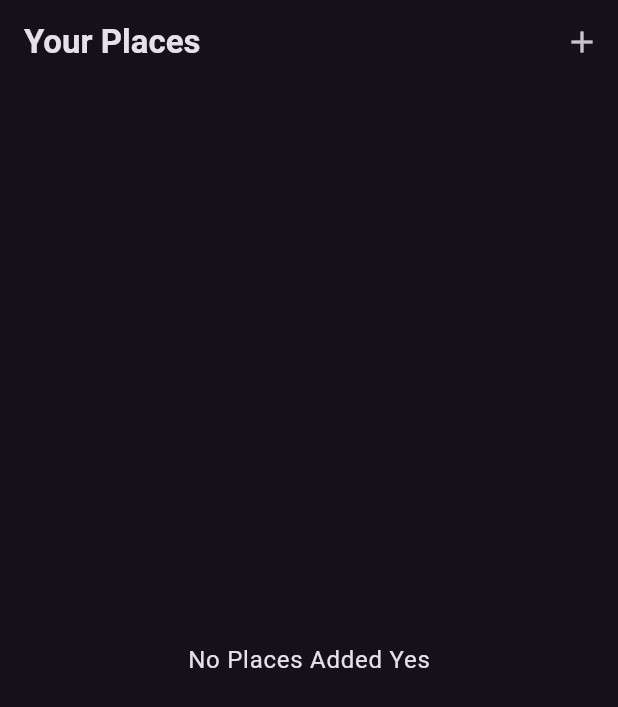
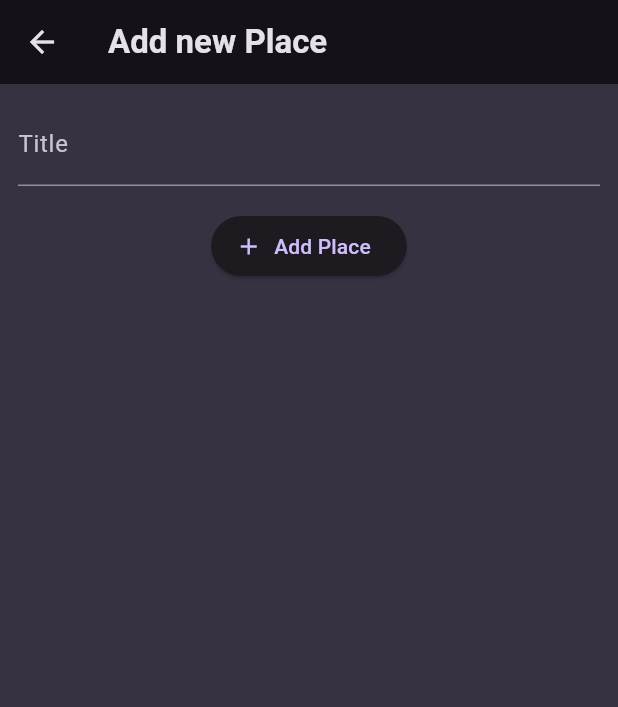
Before and after one commit to SaambPatil/favorite_places, a Flutter app: the screen it shows after launch, after a tap on the "add" icon, on a phone screen of 412 x 824 dp. Shown: the top 707 px of the screen. Run offline on Flutter 3.47's test engine with Material 3 defaults, Android fonts, the phone set to English and light mode, and no system bars; our stand-ins replace flutter_riverpod, google_fonts.

Commit message:
Added places list and add place logic

```diff
--- a/lib/main.dart
+++ b/lib/main.dart
@@ -1,9 +1,8 @@
-// ignore_for_file: deprecated_member_use
+import 'package:flutter/material.dart';
+import 'package:flutter_riverpod/flutter_riverpod.dart';
+import 'package:google_fonts/google_fonts.dart';
 
 import 'package:favorite_places/screens/places.dart';
-import 'package:flutter/material.dart';
-
-import 'package:google_fonts/google_fonts.dart';
 
 final colorScheme = ColorScheme.fromSeed(
   brightness: Brightness.dark,
@@ -11,11 +10,9 @@ final colorScheme = ColorScheme.fromSeed(
   background: const Color.fromARGB(255, 56, 49, 66),
 );
 
-
-
-
 final theme = ThemeData().copyWith(
-  scaffoldBackgroundColor: colorScheme.surface,
+  useMaterial3: true,
+  scaffoldBackgroundColor: colorScheme.background,
   colorScheme: colorScheme,
   textTheme: GoogleFonts.ubuntuCondensedTextTheme().copyWith(
     titleSmall: GoogleFonts.ubuntuCondensed(
@@ -32,7 +29,7 @@ final theme = ThemeData().copyWith(
 
 void main() {
   runApp(
-      const MyApp(),
+    const ProviderScope(child: MyApp()),
   );
 }
 
--- /dev/null
+++ b/lib/models/place.dart
@@ -0,0 +1,10 @@
+import 'package:uuid/uuid.dart';
+
+const uuid = Uuid();
+
+class Place {
+  Place({required this.title}) : id = uuid.v4();
+
+  final String id;
+  final String title;
+}
--- /dev/null
+++ b/lib/providers/user_places.dart
@@ -0,0 +1,17 @@
+import 'package:flutter_riverpod/flutter_riverpod.dart';
+
+import 'package:favorite_places/models/place.dart';
+
+class UserPlacesNotifier extends StateNotifier<List<Place>> {
+  UserPlacesNotifier() : super(const []);
+
+  void addPlace(String title) {
+    final newPlace = Place(title: title);
+    state = [newPlace, ...state];
+  }
+}
+
+final userPlacesProvider =
+    StateNotifierProvider<UserPlacesNotifier, List<Place>>(
+  (ref) => UserPlacesNotifier(),
+);
--- a/lib/screens/add_place.dart
+++ b/lib/screens/add_place.dart
@@ -0,0 +1,64 @@
+import 'package:flutter/material.dart';
+import 'package:flutter_riverpod/flutter_riverpod.dart';
+
+import 'package:favorite_places/providers/user_places.dart';
+
+class AddPlaceScreen extends ConsumerStatefulWidget {
+  const AddPlaceScreen({super.key});
+
+  @override
+  ConsumerState<AddPlaceScreen> createState() {
+    return _AddPlaceScreenState();
+  }
+}
+
+class _AddPlaceScreenState extends ConsumerState<AddPlaceScreen> {
+  final _titleController = TextEditingController();
+
+  void _savePlace() {
+    final enteredTitle = _titleController.text;
+
+    if (enteredTitle.isEmpty) {
+      return;
+    }
+
+    ref.read(userPlacesProvider.notifier).addPlace(enteredTitle);
+
+    Navigator.of(context).pop();
+  }
+
+  @override
+  void dispose() {
+    _titleController.dispose();
+    super.dispose();
+  }
+
+  @override
+  Widget build(BuildContext context) {
+    return Scaffold(
+      appBar: AppBar(
+        title: const Text('Add new Place'),
+      ),
+      body: SingleChildScrollView(
+        padding: const EdgeInsets.all(12),
+        child: Column(
+          children: [
+            TextField(
+              decoration: const InputDecoration(labelText: 'Title'),
+              controller: _titleController,
+              style: TextStyle(
+                color: Theme.of(context).colorScheme.onBackground,
+              ),
+            ),
+            const SizedBox(height: 16),
+            ElevatedButton.icon(
+              onPressed: _savePlace,
+              icon: const Icon(Icons.add),
+              label: const Text('Add Place'),
+            ),
+          ],
+        ),
+      ),
+    );
+  }
+}
--- /dev/null
+++ b/lib/screens/place_detail.dart
@@ -0,0 +1,26 @@
+import 'package:flutter/material.dart';
+
+import 'package:favorite_places/models/place.dart';
+
+class PlaceDetailScreen extends StatelessWidget {
+  const PlaceDetailScreen({super.key, required this.place});
+
+  final Place place;
+
+  @override
+  Widget build(BuildContext context) {
+    return Scaffold(
+      appBar: AppBar(
+        title: Text(place.title),
+      ),
+      body: Center(
+        child: Text(
+          place.title,
+          style: Theme.of(context).textTheme.bodyLarge!.copyWith(
+                color: Theme.of(context).colorScheme.onBackground,
+              ),
+        ),
+      ),
+    );
+  }
+}
--- a/lib/screens/place_details.dart
+++ b/lib/screens/place_details.dart
@@ -0,0 +1,25 @@
+import 'package:flutter/material.dart';
+import 'package:favorite_places/models/places.dart';
+
+class PlaceDetailsScreen extends StatelessWidget {
+  const PlaceDetailsScreen({super.key, required this.place});
+  final Place place;
+
+  @override
+  Widget build(BuildContext context) {
+    return Scaffold(
+      appBar: AppBar(
+        title: Text(place.title),
+      ),
+      body: Center(
+        child: Text(
+          place.title,
+          style: Theme.of(context)
+              .textTheme
+              .bodyLarge!
+              .copyWith(color: Theme.of(context).colorScheme.onBackground),
+        ),
+      ),
+    );
+  }
+}
--- a/lib/screens/places.dart
+++ b/lib/screens/places.dart
@@ -1,23 +1,35 @@
+import 'package:flutter/material.dart';
+import 'package:flutter_riverpod/flutter_riverpod.dart';
+
+import 'package:favorite_places/screens/add_place.dart';
 import 'package:favorite_places/widgets/places_list.dart';
-import 'package:flutter/material.dart';
+import 'package:favorite_places/providers/user_places.dart';
 
-class PlacesScreen extends StatelessWidget {
+class PlacesScreen extends ConsumerWidget {
   const PlacesScreen({super.key});
 
   @override
-  Widget build(BuildContext context) {
+  Widget build(BuildContext context, WidgetRef ref) {
+    final userPlaces = ref.watch(userPlacesProvider);
+
     return Scaffold(
       appBar: AppBar(
         title: const Text('Your Places'),
         actions: [
           IconButton(
-            onPressed: () {},
             icon: const Icon(Icons.add),
+            onPressed: () {
+              Navigator.of(context).push(
+                MaterialPageRoute(
+                  builder: (ctx) => const AddPlaceScreen(),
+                ),
+              );
+            },
           ),
         ],
       ),
       body: PlacesList(
-        places: [],
+        places: userPlaces,
       ),
     );
   }
--- a/lib/widgets/places_list.dart
+++ b/lib/widgets/places_list.dart
@@ -1,5 +1,7 @@
+import 'package:favorite_places/screens/place_detail.dart';
 import 'package:flutter/material.dart';
-import 'package:favorite_places/models/places.dart';
+
+import 'package:favorite_places/models/place.dart';
 
 class PlacesList extends StatelessWidget {
   const PlacesList({super.key, required this.places});
@@ -11,23 +13,30 @@ class PlacesList extends StatelessWidget {
     if (places.isEmpty) {
       return Center(
         child: Text(
-          'No Places Added Yes',
-          style: Theme.of(context)
-              .textTheme
-              .bodyLarge!
-              .copyWith(color: Theme.of(context).colorScheme.onBackground),
+          'No places added yet',
+          style: Theme.of(context).textTheme.bodyLarge!.copyWith(
+                color: Theme.of(context).colorScheme.onBackground,
+              ),
         ),
       );
     }
 
     return ListView.builder(
-      itemBuilder: (context, index) => ListTile(
+      itemCount: places.length,
+      itemBuilder: (ctx, index) => ListTile(
         title: Text(
           places[index].title,
           style: Theme.of(context).textTheme.titleMedium!.copyWith(
                 color: Theme.of(context).colorScheme.onBackground,
               ),
         ),
+        onTap: () {
+          Navigator.of(context).push(
+            MaterialPageRoute(
+              builder: (ctx) => PlaceDetailScreen(place: places[index]),
+            ),
+          );
+        },
       ),
     );
   }
--- a/pubspec.yaml
+++ b/pubspec.yaml
@@ -38,6 +38,7 @@ dependencies:
 
   google_fonts: any
   uuid: ^4.4.2
+  flutter_riverpod: ^2.5.1
 dev_dependencies:
   flutter_test:
     sdk: flutter
```
Also changed, not shown: pubspec.lock.
